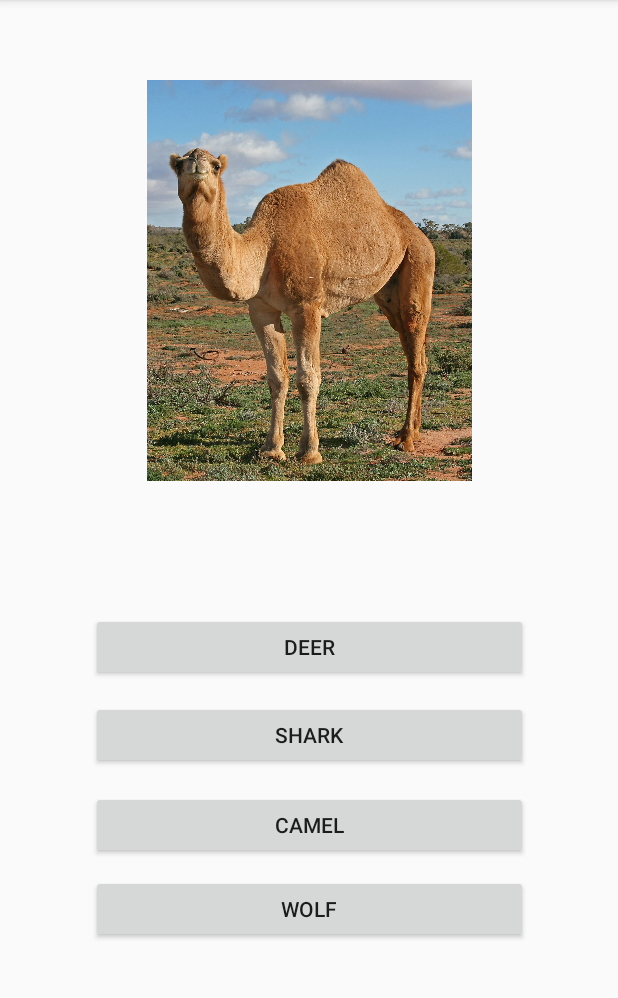
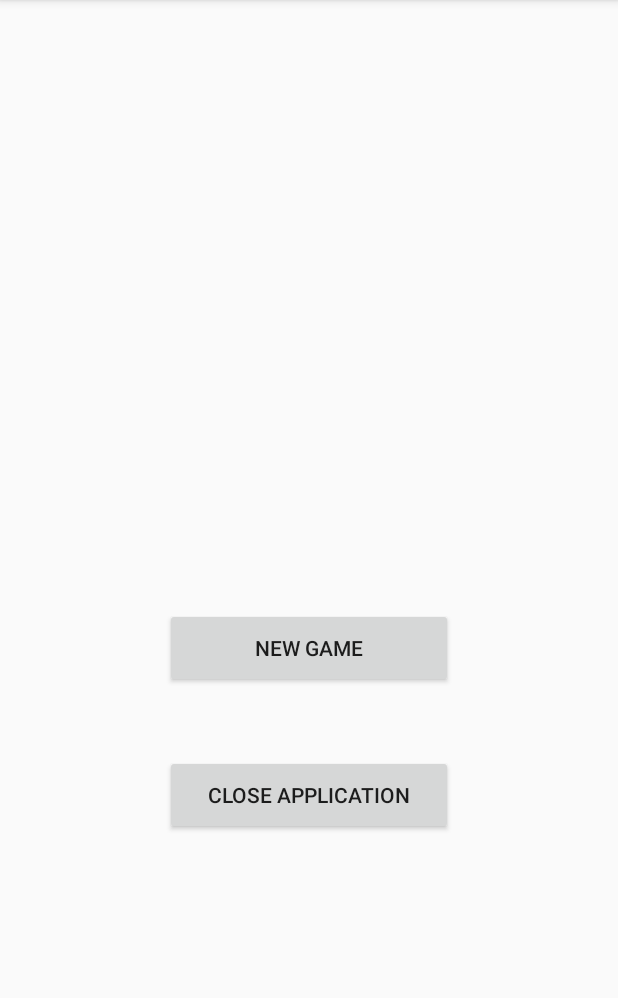
Before and after one commit to asen1995/Learning-animals-app, an Android app: the screen it shows after launch (QuizAnimalActivity before the commit, HomeActivity after it), on a phone screen of 412 x 824 dp, the part 84-1082 px from its top. Run offline under Robolectric (Android 15) with nearby library versions, the phone set to English and light mode, and no system bars.

Commit message:
implement home screen

```diff
--- /dev/null
+++ b/app/src/main/java/com/asennikolaev/learninganimals/activities/HomeActivity.java
@@ -0,0 +1,66 @@
+package com.asennikolaev.learninganimals.activities;
+
+import androidx.appcompat.app.AppCompatActivity;
+
+import android.content.Intent;
+import android.graphics.Color;
+import android.os.Bundle;
+import android.view.View;
+import android.widget.Button;
+
+import com.asennikolaev.learninganimals.R;
+import com.asennikolaev.learninganimals.model.QuizGame;
+import com.asennikolaev.learninganimals.utils.ButtonHelperOperations;
+
+public class HomeActivity extends AppCompatActivity {
+
+    private Button newGame;
+    private Button closeApp;
+
+    @Override
+    protected void onCreate(Bundle savedInstanceState) {
+        super.onCreate(savedInstanceState);
+        setContentView(R.layout.activity_home);
+
+        initScreenComponents();
+
+    }
+
+    private void initScreenComponents() {
+
+        newGame = (Button) findViewById(R.id.newGame);
+        closeApp = (Button) findViewById(R.id.closeApp);
+
+
+        initClickActions();
+
+        System.out.println("initScreenComponents completed");
+
+    }
+
+    private void initClickActions() {
+        newGame.setOnClickListener(newGameListener);
+        closeApp.setOnClickListener(closeAppListener);
+    }
+
+
+    private View.OnClickListener closeAppListener = new View.OnClickListener() {
+        public void onClick(View v) {
+            finish();
+            System.exit(0);
+        }
+    };
+
+
+    private View.OnClickListener newGameListener = new View.OnClickListener() {
+        public void onClick(View v) {
+            Intent intent = new Intent(HomeActivity.this, QuizAnimalActivity.class);
+            startActivity(intent);
+            finish();
+        }
+    };
+
+
+
+
+}
--- /dev/null
+++ b/app/src/main/res/layout/activity_home.xml
@@ -0,0 +1,40 @@
+<?xml version="1.0" encoding="utf-8"?>
+<androidx.constraintlayout.widget.ConstraintLayout xmlns:android="http://schemas.android.com/apk/res/android"
+    xmlns:app="http://schemas.android.com/apk/res-auto"
+    xmlns:tools="http://schemas.android.com/tools"
+    android:layout_width="match_parent"
+    android:layout_height="match_parent"
+    tools:context=".activities.HomeActivity">
+
+    <Button
+        android:id="@+id/newGame"
+        android:layout_width="192dp"
+        android:layout_height="53dp"
+        android:layout_marginStart="109dp"
+        android:layout_marginLeft="109dp"
+        android:layout_marginTop="400dp"
+        android:layout_marginEnd="110dp"
+        android:layout_marginRight="110dp"
+        android:layout_marginBottom="19dp"
+        android:text="New game"
+        app:layout_constraintBottom_toTopOf="@+id/closeApp"
+        app:layout_constraintEnd_toEndOf="parent"
+        app:layout_constraintStart_toStartOf="parent"
+        app:layout_constraintTop_toTopOf="parent" />
+
+    <Button
+        android:id="@+id/closeApp"
+        android:layout_width="192dp"
+        android:layout_height="53dp"
+        android:layout_marginStart="109dp"
+        android:layout_marginLeft="109dp"
+        android:layout_marginTop="19dp"
+        android:layout_marginEnd="110dp"
+        android:layout_marginRight="110dp"
+        android:layout_marginBottom="206dp"
+        android:text="Close application"
+        app:layout_constraintBottom_toBottomOf="parent"
+        app:layout_constraintEnd_toEndOf="parent"
+        app:layout_constraintStart_toStartOf="parent"
+        app:layout_constraintTop_toBottomOf="@+id/newGame" />
+</androidx.constraintlayout.widget.ConstraintLayout>
```
Also changed, not shown: app/src/main/AndroidManifest.xml (+4 -12 lines), app/src/main/java/com/asennikolaev/learninganimals/activities/MainActivity.java (deleted, +0 -16 lines), app/src/main/java/com/asennikolaev/learninganimals/activities/QuizAnimalActivity.java (+7 -1 lines), app/src/main/java/com/asennikolaev/learninganimals/activities/ScoreActivity.java (+10 -0 lines), app/src/main/res/layout/activity_main.xml (deleted, +0 -18 lines).
